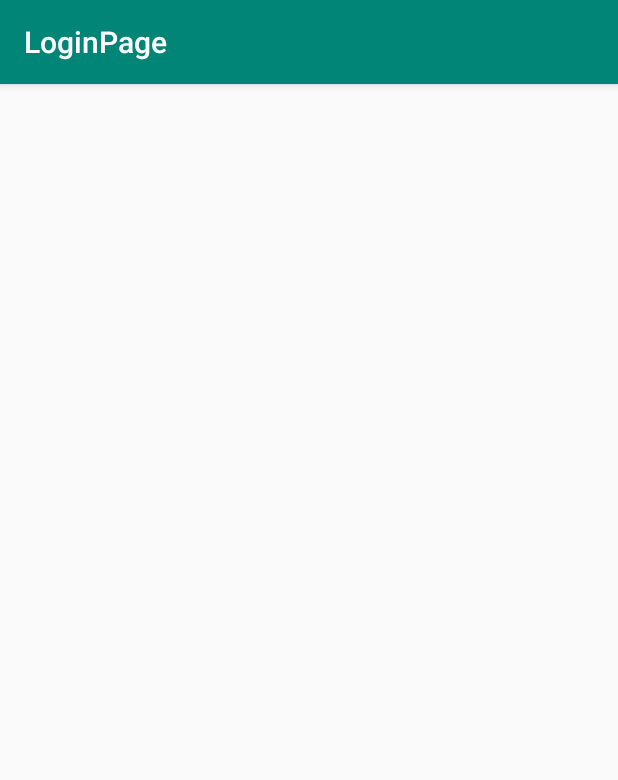
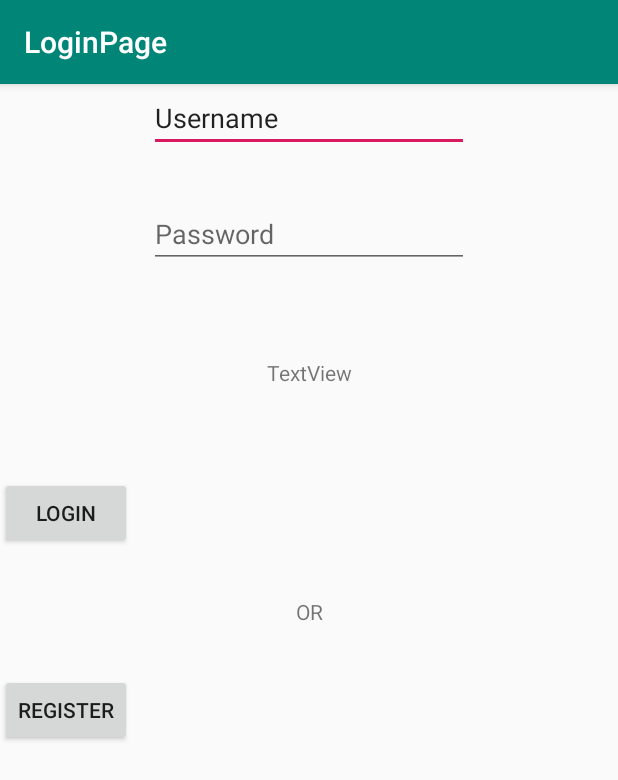
Before and after one commit to mz966319/Medication-Adherence-System, an Android app: the screen it shows after launch (MainActivity), on a phone screen of 412 x 824 dp. Shown: the top 780 px of the screen. Run offline under Robolectric (Android 15) with nearby library versions, the phone set to English and light mode, and no system bars.

Commit message:
Let's try this again, Loginpage changes

```diff
--- a/LoginPage/app/src/main/res/layout/activity_main.xml
+++ b/LoginPage/app/src/main/res/layout/activity_main.xml
@@ -4,4 +4,68 @@
     xmlns:tools="http://schemas.android.com/tools"
     android:layout_width="match_parent"
     android:layout_height="match_parent"
-    tools:context=".MainActivity"/>
+    tools:context=".MainActivity">
+
+    <EditText
+        android:id="@+id/editText"
+        android:layout_width="wrap_content"
+        android:layout_height="wrap_content"
+        android:ems="10"
+        android:hint="Username"
+        android:inputType="textPersonName"
+        android:text="Username"
+        app:layout_constraintEnd_toEndOf="parent"
+        app:layout_constraintStart_toStartOf="parent"
+        tools:layout_editor_absoluteY="120dp" />
+
+    <EditText
+        android:id="@+id/editText2"
+        android:layout_width="wrap_content"
+        android:layout_height="wrap_content"
+        android:layout_marginTop="32dp"
+        android:ems="10"
+        android:hint="Password"
+        android:inputType="textPassword"
+        app:layout_constraintEnd_toEndOf="parent"
+        app:layout_constraintStart_toStartOf="parent"
+        app:layout_constraintTop_toBottomOf="@+id/editText" />
+
+    <Button
+        android:id="@+id/button"
+        android:layout_width="wrap_content"
+        android:layout_height="wrap_content"
+        android:layout_marginTop="60dp"
+        android:text="Login"
+        app:layout_constraintTop_toBottomOf="@+id/textView3"
+        tools:layout_editor_absoluteX="162dp" />
+
+    <Button
+        android:id="@+id/button2"
+        android:layout_width="wrap_content"
+        android:layout_height="wrap_content"
+        android:layout_marginTop="32dp"
+        android:text="Register"
+        app:layout_constraintTop_toBottomOf="@+id/textView2"
+        tools:layout_editor_absoluteX="162dp" />
+
+    <TextView
+        android:id="@+id/textView2"
+        android:layout_width="wrap_content"
+        android:layout_height="wrap_content"
+        android:layout_marginTop="32dp"
+        android:text="OR"
+        app:layout_constraintEnd_toEndOf="parent"
+        app:layout_constraintStart_toStartOf="parent"
+        app:layout_constraintTop_toBottomOf="@+id/button" />
+
+    <TextView
+        android:id="@+id/textView3"
+        android:layout_width="wrap_content"
+        android:layout_height="wrap_content"
+        android:layout_marginTop="60dp"
+        android:text="TextView"
+        app:layout_constraintEnd_toEndOf="parent"
+        app:layout_constraintStart_toStartOf="parent"
+        app:layout_constraintTop_toBottomOf="@+id/editText2" />
+
+</androidx.constraintlayout.widget.ConstraintLayout>
```
